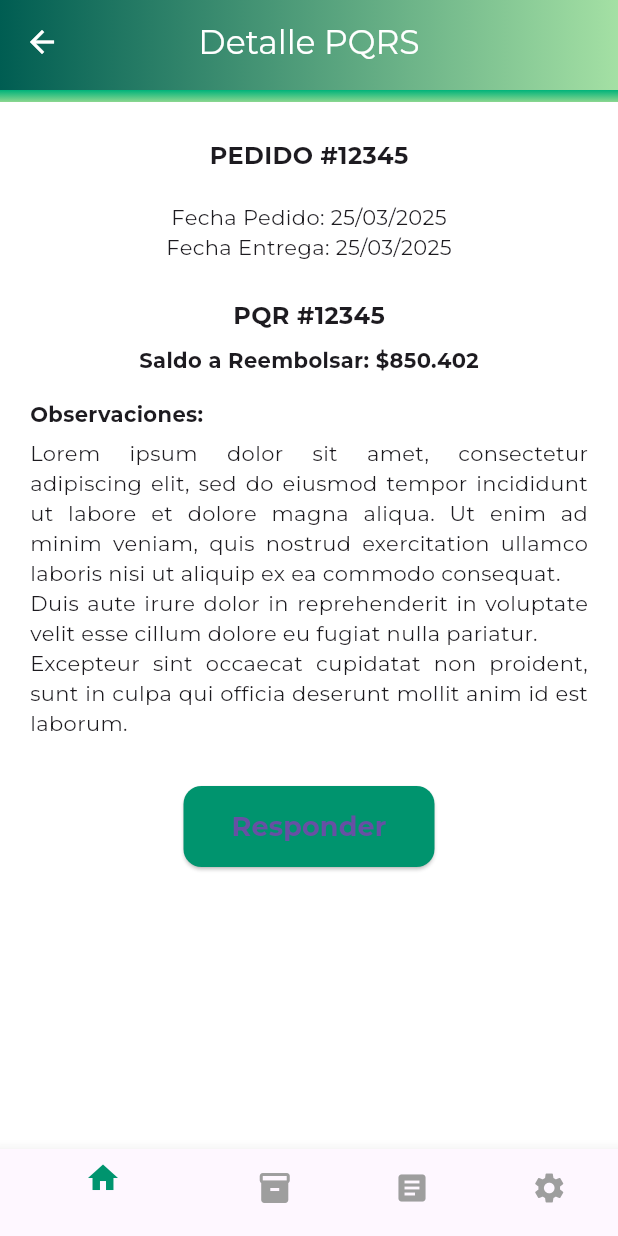
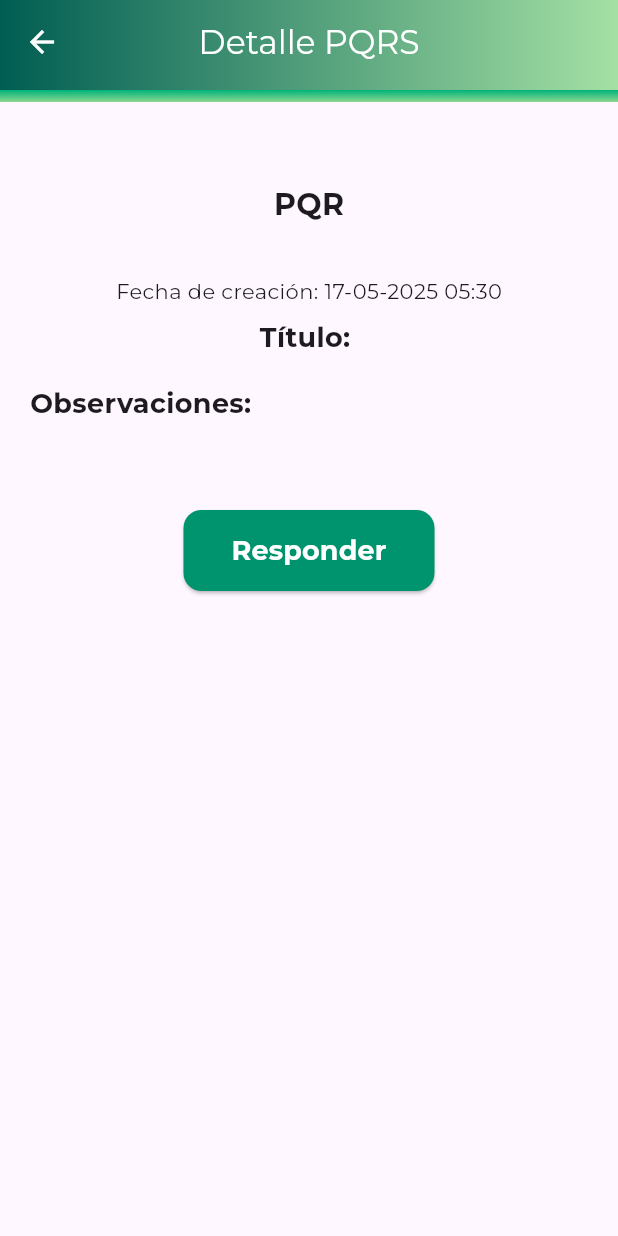
Before and after one commit to f-munozg/MISW4501-G5-Movil, a Flutter app: the PqrsDetailView screen opened directly with empty values, on a phone screen of 412 x 824 dp. Run offline on Flutter 3.47's test engine with Material 3 defaults, Android fonts, the phone set to English and light mode, and no system bars; our stand-ins replace get_storage, image_picker; accounts and stored records are empty; network calls fail.

Commit message:
Se agregan componentes y logica de respuestas y PQRS

```diff
--- a/lib/core/models/pqrs.dart
+++ b/lib/core/models/pqrs.dart
@@ -1,47 +1,55 @@
 class Pqrs {
-  final String identificationNumber;
-  final String name;
-  final String address;
-  final List<String> countries;
-  final String identificationNumberContact;
-  final String nameContact;
-  final String phoneContact;
-  final String addressContact;
+  final String? sellerId;
+  final String? orderId;
+  final String id;
+  final String title;
+  final String status;
+  final String customerId;
+  final DateTime createdAt;
+  final String type;
+  final String description;
+  final DateTime updatedAt;
 
   Pqrs({
-    required this.identificationNumber,
-    required this.name,
-    required this.address,
-    required this.countries,
-    required this.identificationNumberContact,
-    required this.nameContact,
-    required this.phoneContact,
-    required this.addressContact,
+    this.orderId,
+    required this.sellerId,
+    required this.id,
+    required this.title,
+    required this.status,
+    required this.customerId,
+    required this.createdAt,
+    required this.type,
+    required this.description,
+    required this.updatedAt,
   });
 
   factory Pqrs.fromJson(Map<String, dynamic> json) {
     return Pqrs(
-      identificationNumber: json['identification_number'],
-      name: json['name'],
-      address: json['address'],
-      countries: List<String>.from(json['countries']),
-      identificationNumberContact: json['identification_number_contact'],
-      nameContact: json['name_contact'],
-      phoneContact: json['phone_contact'],
-      addressContact: json['address_contact'],
+      orderId: json['order_id'],
+      sellerId: json['seller_id'],
+      id: json['id'],
+      title: json['title'],
+      status: json['status'],
+      customerId: json['customer_id'],
+      createdAt: DateTime.parse(json['created_at']),
+      type: json['type'],
+      description: json['description'],
+      updatedAt: DateTime.parse(json['updated_at']),
     );
   }
 
   Map<String, dynamic> toJson() {
     return {
-      'identification_number': identificationNumber,
-      'name': name,
-      'address': address,
-      'countries': countries,
-      'identification_number_contact': identificationNumberContact,
-      'name_contact': nameContact,
-      'phone_contact': phoneContact,
-      'address_contact': addressContact,
+      'order_id': orderId,
+      'seller_id': sellerId,
+      'id': id,
+      'title': title,
+      'status': status,
+      'customer_id': customerId,
+      'created_at': createdAt.toIso8601String(),
+      'type': type,
+      'description': description,
+      'updated_at': updatedAt.toIso8601String(),
     };
   }
 }
--- a/lib/features/clients/views/client_detail_view.dart
+++ b/lib/features/clients/views/client_detail_view.dart
@@ -55,7 +55,7 @@ class ClientDetailView extends StatelessWidget {
                   Navigator.push(
                     context,
                     MaterialPageRoute(
-                      builder: (_) => PqrsView(client: client),
+                      builder: (_) => PqrsView(client: client, isClient: false,),
                     ),
                   );
                 }),
--- a/lib/features/orders/views/order_detail_product_view.dart
+++ b/lib/features/orders/views/order_detail_product_view.dart
@@ -5,11 +5,15 @@ import 'package:flutter/material.dart';
 class OrderDetailProductView extends StatefulWidget {
   final List<dynamic> cartItems;
   final bool canCreatePqrs;
+  final String orderId;
+  final String customerId;
 
   const OrderDetailProductView({
     super.key,
     required this.cartItems,
     required this.canCreatePqrs,
+    required this.orderId,
+    required this.customerId,
   });
 
   @override
@@ -39,7 +43,7 @@ class _OrderDetailProductViewState extends State<OrderDetailProductView> {
                 onPressed: () {
                   Navigator.push(
                     context,
-                    MaterialPageRoute(builder: (context) => PqrsCreateView()),
+                    MaterialPageRoute(builder: (context) => PqrsCreateView(orderId: widget.orderId,customerId: widget.customerId,)),
                   );
                 },
                 style: OutlinedButton.styleFrom(
--- a/lib/features/orders/views/order_detail_view.dart
+++ b/lib/features/orders/views/order_detail_view.dart
@@ -14,7 +14,7 @@ import 'package:provider/provider.dart';
 import 'package:image_picker/image_picker.dart';
 
 class OrderDetailView extends StatefulWidget {
-  final String orderId; // <-- Recibe ID de la orden
+  final String orderId;
 
   const OrderDetailView({super.key, required this.orderId});
 
@@ -142,6 +142,8 @@ class _OrderDetailViewState extends State<OrderDetailView> {
                                             OrderDetailProductView(
                                               cartItems: orderDetail ?? [],
                                               canCreatePqrs: true,
+                                              orderId: order!.id,
+                                              customerId: order!.customerId,
                                             )));
                               },
                               child: Row(
--- a/lib/features/pqrs/views/pqrs_detail_view.dart
+++ b/lib/features/pqrs/views/pqrs_detail_view.dart
@@ -1,30 +1,59 @@
 import 'package:ccp_mobile/core/models/pqrs.dart';
+import 'package:ccp_mobile/core/services/pqrs_service.dart';
+import 'package:ccp_mobile/core/utils/formatters.dart';
 import 'package:ccp_mobile/core/widgets/custom_app_bar.dart';
 import 'package:flutter/material.dart';
 
-class PqrsDetailView extends StatelessWidget {
+class PqrsDetailView extends StatefulWidget {
   final Pqrs pqrs;
+  final bool? isClient;
 
-  const PqrsDetailView({super.key, required this.pqrs});
+  const PqrsDetailView({super.key, required this.pqrs, required this.isClient});
+  @override
+  State<PqrsDetailView> createState() => _PqrsDetailViewState();
+}
+
+class _PqrsDetailViewState extends State<PqrsDetailView> {
+  bool _loading = false;
+
+
+  void _handleResponse() async {
+    setState(() => _loading = true);
+    try {
+      final success = await PqrsService().updatePqrs(
+        pqrsId: widget.pqrs.id,
+        status: "resuelta",
+        orderId: widget.pqrs.orderId ?? '',
+      );
+
+      setState(() => _loading = false);
+
+      ScaffoldMessenger.of(context).showSnackBar(SnackBar(
+        content: Text(
+          success == true
+              ? 'PQRS actualizada como resuelta.'
+              : 'Acceso no autorizado.',
+        ),
+        backgroundColor: success == true ? Colors.green : Colors.orange,
+      ));
+    } catch (e) {
+      setState(() => _loading = false);
+      ScaffoldMessenger.of(context).showSnackBar(SnackBar(
+        content: Text('Error al actualizar PQRS: $e'),
+        backgroundColor: Colors.red,
+      ));
+    }
+  }
 
   @override
   Widget build(BuildContext context) {
-    // Datos simulados
-    const orderId = '#12345';
-    const orderDate = '25/03/2025';
-    const deliveryDate = '25/03/2025';
-    const refund = '\$850.402';
-    const observation = '''
-Lorem ipsum dolor sit amet, consectetur adipiscing elit, sed do eiusmod tempor incididunt ut labore et dolore magna aliqua. Ut enim ad minim veniam, quis nostrud exercitation ullamco laboris nisi ut aliquip ex ea commodo consequat.
-Duis aute irure dolor in reprehenderit in voluptate velit esse cillum dolore eu fugiat nulla pariatur.
-Excepteur sint occaecat cupidatat non proident, sunt in culpa qui officia deserunt mollit anim id est laborum.''';
+    final pqrs = widget.pqrs;
 
     return Scaffold(
       appBar: CustomAppBar(
         title: 'Detalle PQRS',
         showBackButton: true,
-        ),
-      backgroundColor: Colors.white,
+      ),
       body: Column(
         children: [
           Container(
@@ -43,49 +72,80 @@ Excepteur sint occaecat cupidatat non proident, sunt in culpa qui officia deseru
               child: Column(
                 crossAxisAlignment: CrossAxisAlignment.start,
                 children: [
+                  const SizedBox(height: 30),
                   Center(
-                      child: Text('PEDIDO $orderId',
-                          style: const TextStyle(
-                              fontWeight: FontWeight.bold, fontSize: 16))),
-                  const SizedBox(height: 8),
-                  Row(
-                    mainAxisAlignment: MainAxisAlignment.center,
+                    child: Text(
+                      'PQR',
+                      style: const TextStyle(
+                        fontWeight: FontWeight.bold,
+                        fontSize: 20,
+                      ),
+                    ),
                   ),
-                  const SizedBox(height: 12),
-                  Center(child: Text('Fecha Pedido: $orderDate')),
-                  Center(child: Text('Fecha Entrega: $deliveryDate')),
-                  const SizedBox(height: 24),
-                  Center(
-                      child: Text('PQR $orderId',
-                          style: const TextStyle(
-                              fontWeight: FontWeight.bold, fontSize: 16))),
                   const SizedBox(height: 8),
                   Center(
-                      child: Text('Saldo a Reembolsar: $refund',
-                          style: const TextStyle(fontWeight: FontWeight.bold))),
-                  const SizedBox(height: 16),
-                  const Text('Observaciones:',
-                      style: TextStyle(fontWeight: FontWeight.bold)),
+                    child: Text(
+                      pqrs.id,
+                      style: const TextStyle(
+                        fontWeight: FontWeight.bold,
+                        fontSize: 12,
+                      ),
+                    ),
+                  ),
+                  const SizedBox(height: 8),
+                  Center(
+                    child: Text(
+                      'Fecha de creación: ${formatDateTime(pqrs.createdAt)}',
+                      style: const TextStyle(fontSize: 14),
+                    ),
+                  ),
+                  const SizedBox(height: 8),
+                  Center(
+                    child: Text(
+                      'Título: ${pqrs.title}',
+                      style: const TextStyle(
+                        fontSize: 18,
+                        fontWeight: FontWeight.bold,
+                      ),
+                    ),
+                  ),
+                  const SizedBox(height: 18),
+                  const Text(
+                    'Observaciones:',
+                    style: TextStyle(fontSize: 18, fontWeight: FontWeight.bold),
+                  ),
                   const SizedBox(height: 6),
-                  Text(observation, textAlign: TextAlign.justify),
+                  Text(pqrs.description, textAlign: TextAlign.justify),
                   const SizedBox(height: 32),
+                  if(widget.isClient == false && widget.pqrs.status != 'cerrado')
                   Center(
                     child: ElevatedButton(
-                      onPressed: () {
-                        // TODO: Acción de responder
-                      },
+                      onPressed: _loading ? null : _handleResponse,
                       style: ElevatedButton.styleFrom(
                         backgroundColor: const Color(0xFF00946E),
                         padding: const EdgeInsets.symmetric(
                             horizontal: 32, vertical: 14),
                         shape: RoundedRectangleBorder(
-                            borderRadius: BorderRadius.circular(12)),
+                          borderRadius: BorderRadius.circular(12),
+                        ),
                       ),
-                      child: const Text(
-                        'Responder',
-                        style: TextStyle(
-                            fontSize: 18, fontWeight: FontWeight.bold),
-                      ),
+                      child: _loading
+                          ? const SizedBox(
+                              height: 20,
+                              width: 20,
+                              child: CircularProgressIndicator(
+                                color: Colors.white,
+                                strokeWidth: 2,
+                              ),
+                            )
+                          : const Text(
+                              'Responder',
+                              style: TextStyle(
+                                fontSize: 18,
+                                fontWeight: FontWeight.bold,
+                                color: Colors.white,
+                              ),
+                            ),
                     ),
                   ),
                 ],
@@ -94,17 +154,6 @@ Excepteur sint occaecat cupidatat non proident, sunt in culpa qui officia deseru
           ),
         ],
       ),
-      bottomNavigationBar: BottomNavigationBar(
-        currentIndex: 0, // ajusta según navegación real
-        selectedItemColor: const Color(0xFF00946E),
-        unselectedItemColor: Colors.grey,
-        items: const [
-          BottomNavigationBarItem(icon: Icon(Icons.home), label: ''),
-          BottomNavigationBarItem(icon: Icon(Icons.inventory), label: ''),
-          BottomNavigationBarItem(icon: Icon(Icons.article), label: ''),
-          BottomNavigationBarItem(icon: Icon(Icons.settings), label: ''),
-        ],
-      ),
     );
   }
 }
```
Also changed, not shown: lib/core/services/pqrs_service.dart (+47 -14 lines), lib/features/orders/views/order_confirmation_view.dart (+7 -3 lines), lib/features/orders/widgets/order_detail_list_widget.dart (deleted, +0 -53 lines), lib/features/pqrs/views/pqrs_create_view.dart (+70 -9 lines), lib/features/pqrs/views/pqrs_view.dart (+15 -6 lines), lib/features/pqrs/widgets/pqrs_create_form.dart (added, +75 -0 lines), lib/features/pqrs/widgets/pqrs_form.dart (deleted, +0 -58 lines), lib/features/settings/views/settings_view.dart (+56 -9 lines), lib/features/stock/views/stock_view.dart (deleted, +0 -17 lines), lib/features/store/views/store_view.dart (deleted, +0 -17 lines), 3 other files.
